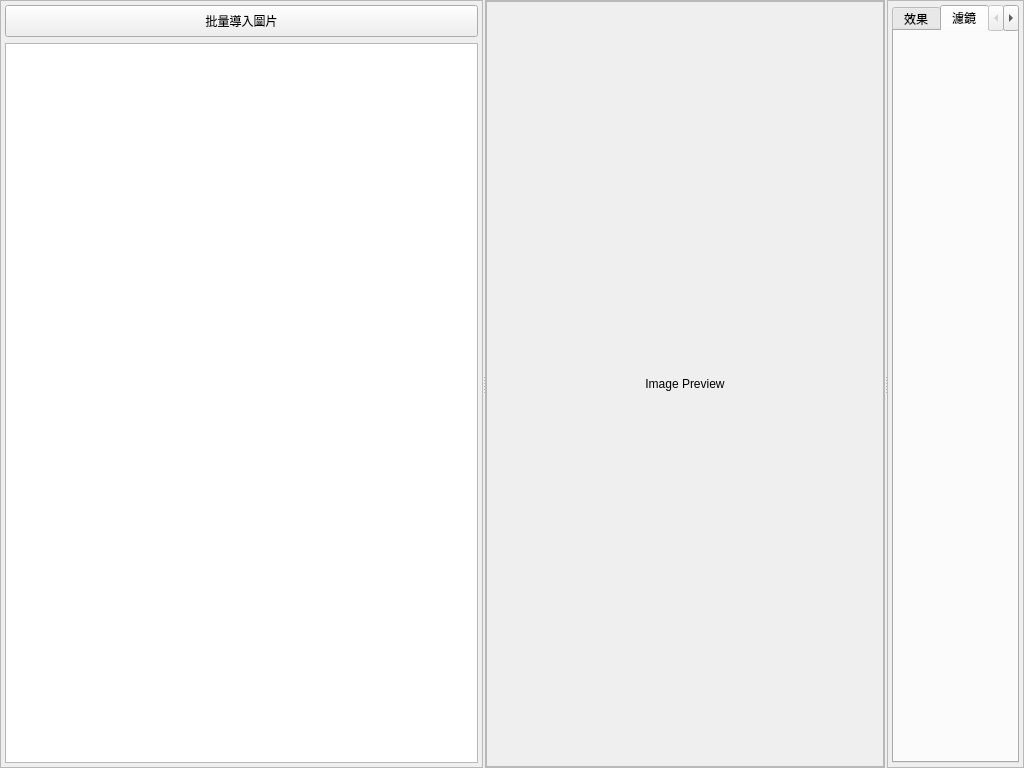
Before: the Qt Designer form ui/components/gallery.ui in HuangNO1/stellar-neo, drawn with Qt 5.
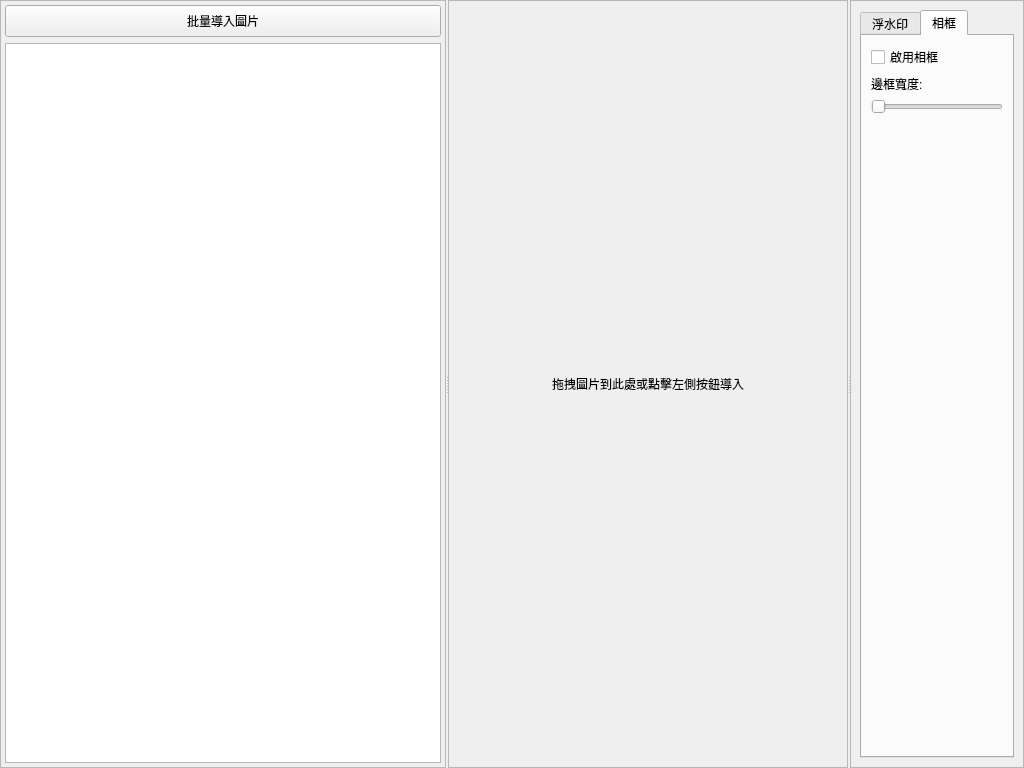
After: the same form once the commit is applied. The open tabs and pages were chosen to show the change. Custom widgets are drawn as their Qt base class.

Commit message: 圖片可拖拽加載

What changed in the file:
```diff
--- a/ui/components/gallery.ui
+++ b/ui/components/gallery.ui
@@ -35,9 +35,6 @@
       <number>2</number>
      </property>
      <widget class="QFrame" name="left_panel">
-      <property name="enabled">
-       <bool>true</bool>
-      </property>
       <property name="frameShape">
        <enum>QFrame::Shape::StyledPanel</enum>
       </property>
@@ -112,32 +109,13 @@
          <number>0</number>
         </property>
         <item>
-         <widget class="QScrollArea" name="preview_scroll_area">
-          <property name="widgetResizable">
-           <bool>true</bool>
+         <widget class="QLabel" name="image_preview_label">
+          <property name="text">
+           <string>拖拽圖片到此處或點擊左側按鈕導入</string>
           </property>
-          <widget class="QWidget" name="scrollAreaWidgetContents">
-           <property name="geometry">
-            <rect>
-             <x>0</x>
-             <y>0</y>
-             <width>400</width>
-             <height>768</height>
-            </rect>
-           </property>
-           <layout class="QVBoxLayout" name="scroll_area_layout">
-            <item>
-             <widget class="QLabel" name="image_preview_label">
-              <property name="text">
-               <string>Image Preview</string>
-              </property>
-              <property name="alignment">
-               <set>Qt::AlignmentFlag::AlignCenter</set>
-              </property>
-             </widget>
-            </item>
-           </layout>
-          </widget>
+          <property name="alignment">
+           <set>Qt::AlignmentFlag::AlignCenter</set>
+          </property>
          </widget>
         </item>
        </layout>
@@ -150,37 +128,94 @@
         <enum>QFrame::Shadow::Raised</enum>
        </property>
        <layout class="QVBoxLayout" name="right_layout">
-        <property name="leftMargin">
-         <number>4</number>
-        </property>
-        <property name="topMargin">
-         <number>4</number>
-        </property>
-        <property name="rightMargin">
-         <number>4</number>
-        </property>
-        <property name="bottomMargin">
-         <number>4</number>
-        </property>
         <item>
          <widget class="QTabWidget" name="settings_tabs">
           <property name="currentIndex">
            <number>0</number>
           </property>
-          <widget class="QWidget" name="tab_1">
+          <widget class="QWidget" name="watermark_tab">
            <attribute name="title">
-            <string>效果</string>
+            <string>浮水印</string>
            </attribute>
+           <layout class="QVBoxLayout" name="verticalLayout">
+            <item>
+             <widget class="QCheckBox" name="watermark_enabled_checkbox">
+              <property name="text">
+               <string>啟用浮水印</string>
+              </property>
+             </widget>
+            </item>
+            <item>
+             <widget class="QLabel" name="watermark_text_label">
+              <property name="text">
+               <string>浮水印文字:</string>
+              </property>
+             </widget>
+            </item>
+            <item>
+             <widget class="QLineEdit" name="watermark_text_input"/>
+            </item>
+            <item>
+             <spacer name="verticalSpacer">
+              <property name="orientation">
+               <enum>Qt::Orientation::Vertical</enum>
+              </property>
+              <property name="sizeHint" stdset="0">
+               <size>
+                <width>20</width>
+                <height>40</height>
+               </size>
+              </property>
+             </spacer>
+            </item>
+           </layout>
           </widget>
-          <widget class="QWidget" name="tab_2">
+          <widget class="QWidget" name="frame_tab">
            <attribute name="title">
-            <string>濾鏡</string>
+            <string>相框</string>
            </attribute>
-          </widget>
-          <widget class="QWidget" name="tab_3">
-           <attribute name="title">
-            <string>資訊</string>
-           </attribute>
+           <layout class="QVBoxLayout" name="verticalLayout_2">
+            <item>
+             <widget class="QCheckBox" name="frame_enabled_checkbox">
+              <property name="text">
+               <string>啟用相框</string>
+              </property>
+             </widget>
+            </item>
+            <item>
+             <widget class="QLabel" name="frame_width_label">
+              <property name="text">
+               <string>邊框寬度:</string>
+              </property>
+             </widget>
+            </item>
+            <item>
+             <widget class="QSlider" name="frame_width_slider">
+              <property name="minimum">
+               <number>1</number>
+              </property>
+              <property name="maximum">
+               <number>100</number>
+              </property>
+              <property name="orientation">
+               <enum>Qt::Orientation::Horizontal</enum>
+              </property>
+             </widget>
+            </item>
+            <item>
+             <spacer name="verticalSpacer_2">
+              <property name="orientation">
+               <enum>Qt::Orientation::Vertical</enum>
+              </property>
+              <property name="sizeHint" stdset="0">
+               <size>
+                <width>20</width>
+                <height>40</height>
+               </size>
+              </property>
+             </spacer>
+            </item>
+           </layout>
           </widget>
          </widget>
         </item>
```
The commit also changes 7 other files.
